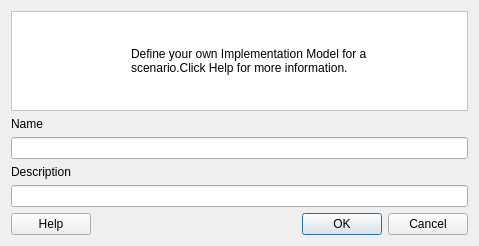
The window that src/cplus_plugin/ui/implementation_model_editor_dialog.ui (ConservationInternational/cplus-plugin) describes before a commit, drawn with Qt 5.
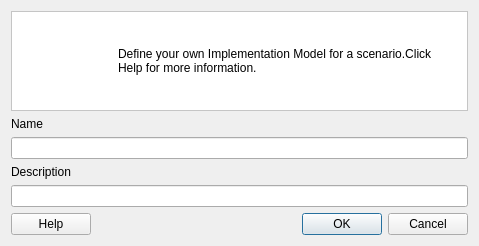
The same window after the commit. Icons and pictures are not drawn.

Commit message: Fix NCS/implementation model mapping.

The edit to the form file:
```diff
--- a/src/cplus_plugin/ui/implementation_model_editor_dialog.ui
+++ b/src/cplus_plugin/ui/implementation_model_editor_dialog.ui
@@ -46,34 +46,9 @@
      <property name="frameShadow">
       <enum>QFrame::Raised</enum>
      </property>
-     <widget class="QLabel" name="label_123">
-      <property name="geometry">
-       <rect>
-        <x>120</x>
-        <y>10</y>
-        <width>301</width>
-        <height>80</height>
-       </rect>
-      </property>
-      <property name="text">
-       <string>&lt;html&gt;&lt;head/&gt;&lt;body&gt;&lt;p&gt;Define your own Implementation Model for a scenario.Click Help for more information.&lt;/p&gt;&lt;/body&gt;&lt;/html&gt;</string>
-      </property>
-      <property name="wordWrap">
-       <bool>true</bool>
-      </property>
-      <property name="openExternalLinks">
-       <bool>true</bool>
-      </property>
-     </widget>
+     <layout class="QHBoxLayout" name="horizontalLayout">
+      <item>
      <widget class="QLabel" name="icon_la">
-      <property name="geometry">
-       <rect>
-        <x>10</x>
-        <y>10</y>
-        <width>91</width>
-        <height>81</height>
-       </rect>
-      </property>
       <property name="maximumSize">
        <size>
         <width>91</width>
@@ -90,6 +65,21 @@
        <bool>true</bool>
       </property>
      </widget>
+      </item>
+      <item>
+       <widget class="QLabel" name="label_123">
+        <property name="text">
+         <string>&lt;html&gt;&lt;head/&gt;&lt;body&gt;&lt;p&gt;Define your own Implementation Model for a scenario.Click Help for more information.&lt;/p&gt;&lt;/body&gt;&lt;/html&gt;</string>
+        </property>
+        <property name="wordWrap">
+         <bool>true</bool>
+        </property>
+        <property name="openExternalLinks">
+         <bool>true</bool>
+        </property>
+       </widget>
+      </item>
+     </layout>
     </widget>
    </item>
    <item row="1" column="0">
```
Lines whose indentation alone changed are shown as unchanged. The commit also changes 2 other files.
